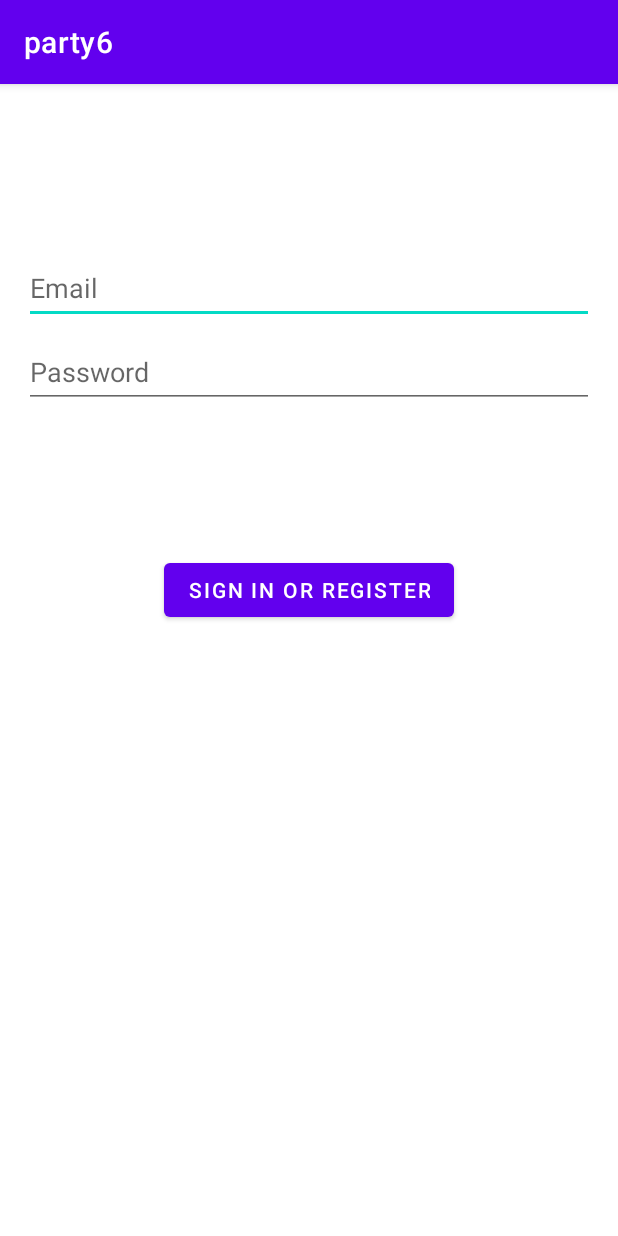
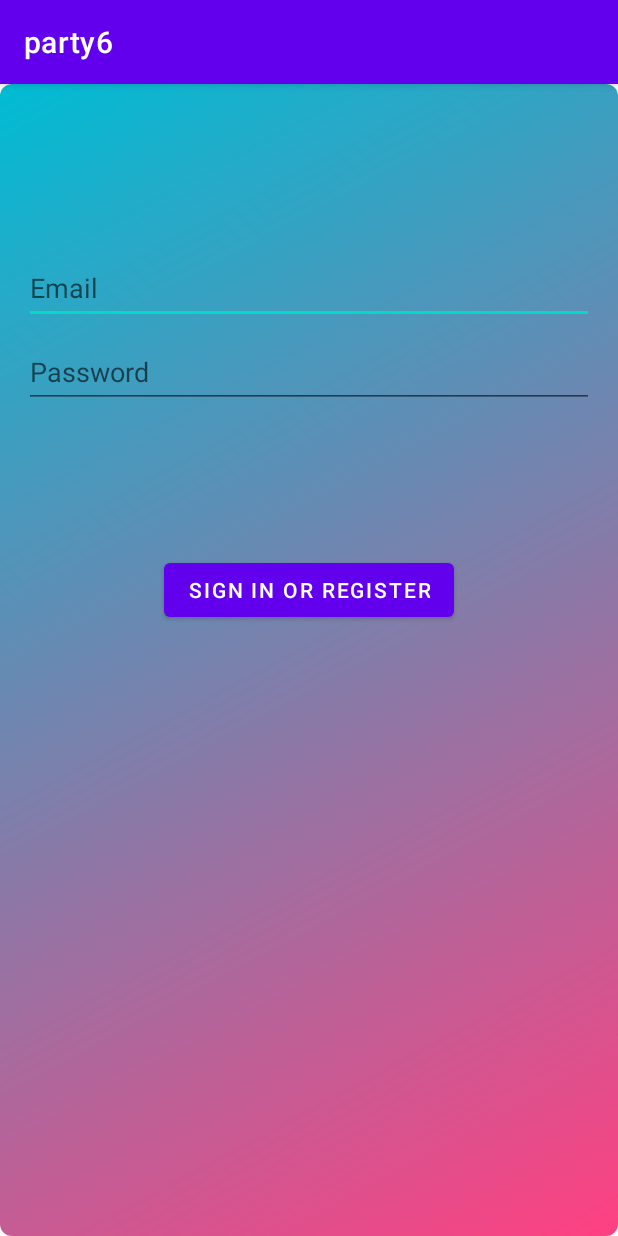
Before and after one commit to Arsenshmid/androidParty, an Android app: the screen it shows after launch (LoginActivity), on a phone screen of 412 x 824 dp. Run offline under Robolectric (Android 15) with nearby library versions, the light colour scheme and no system bars.

Commit message:
добавил крутой задний фон 2

```diff
--- a/app/src/main/res/layout/activity_login.xml
+++ b/app/src/main/res/layout/activity_login.xml
@@ -7,6 +7,7 @@
     android:layout_height="match_parent"
     android:paddingLeft="@dimen/activity_horizontal_margin"
     android:paddingTop="@dimen/activity_vertical_margin"
+    android:background="@drawable/news_background"
     android:paddingRight="@dimen/activity_horizontal_margin"
     android:paddingBottom="@dimen/activity_vertical_margin"
     tools:context=".ui.login.LoginActivity">
```
